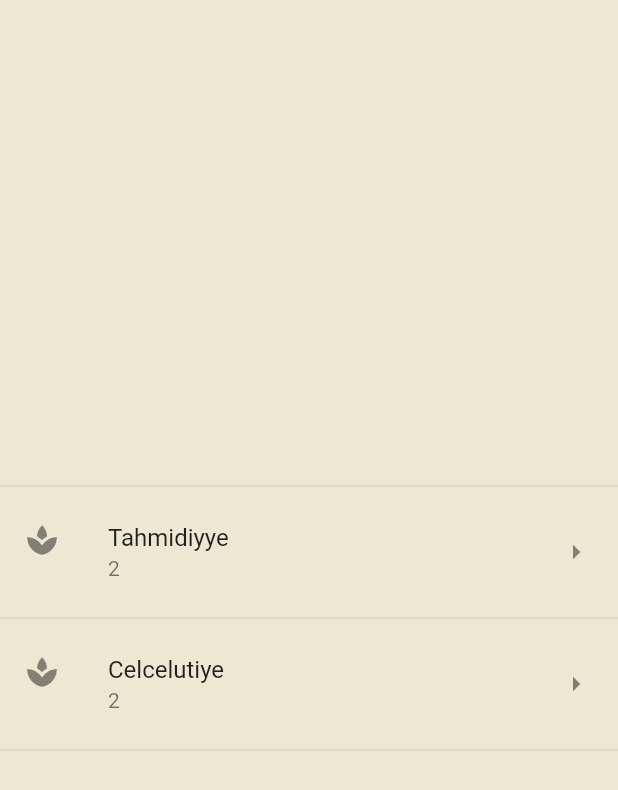
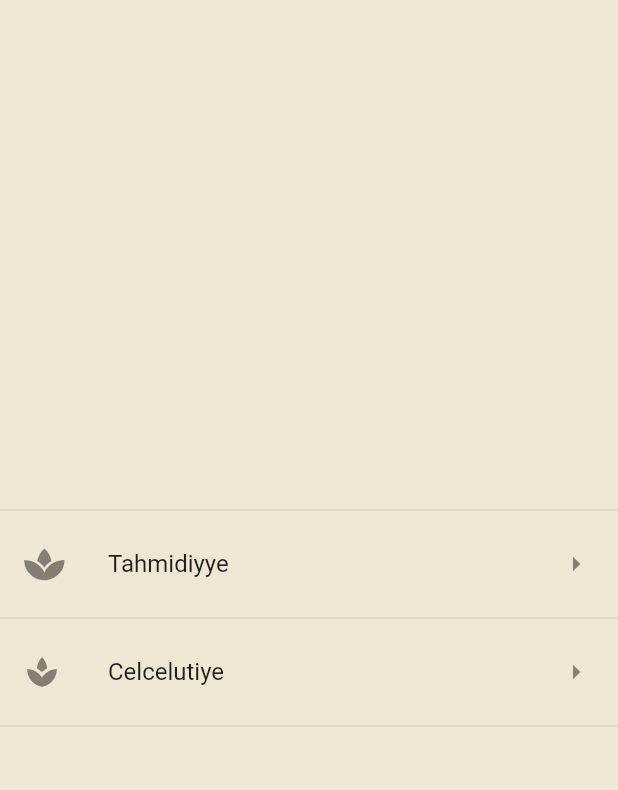
Before and after one commit to yakupbilgen/evradu-ezkar, a Flutter app: the screen it shows after launch, on a phone screen of 412 x 824 dp. Shown: the top 790 px of the screen. Run offline on Flutter 3.47's test engine with Material 2 defaults, Android fonts, the phone set to English and light mode, and no system bars; our stand-ins replace font_awesome_flutter.

Commit message:
add fontawesome package

```diff
--- a/lib/main.dart
+++ b/lib/main.dart
@@ -1,5 +1,6 @@
 import 'package:evraduezkar/screen/celcelutiye/celcelutiye_homepage.dart';
 import 'package:flutter/material.dart';
+import 'package:font_awesome_flutter/font_awesome_flutter.dart';
 
 import 'screen/tahmidiyye/tahmidiyye_homepage.dart';
 
@@ -36,9 +37,8 @@
           children: [
             const Divider(),
             ListTile(
-              leading: const Icon(Icons.spa),
+              leading: const Icon(FontAwesomeIcons.spa),
               title: const Text('Tahmidiyye'),
-              subtitle: const Text('2'),
               trailing: const Icon(Icons.arrow_right),
               onTap: () {
                 Navigator.push(
@@ -53,7 +53,6 @@
             ListTile(
               leading: const Icon(Icons.spa),
               title: const Text('Celcelutiye'),
-              subtitle: const Text('2'),
               trailing: const Icon(Icons.arrow_right),
               onTap: () {
                 Navigator.push(
```
Also changed, not shown: pubspec.yaml (+4 -11 lines).
